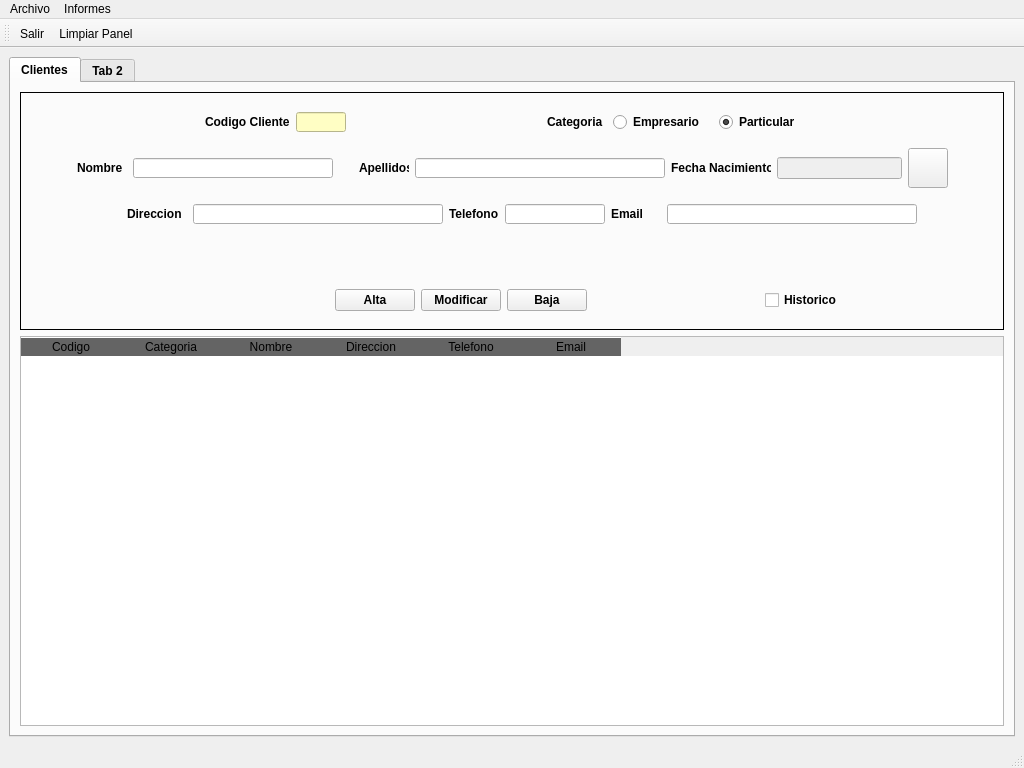
Qt form templates/mainWindow.ui (Sierrowsky/SierraPerezR) before a commit.
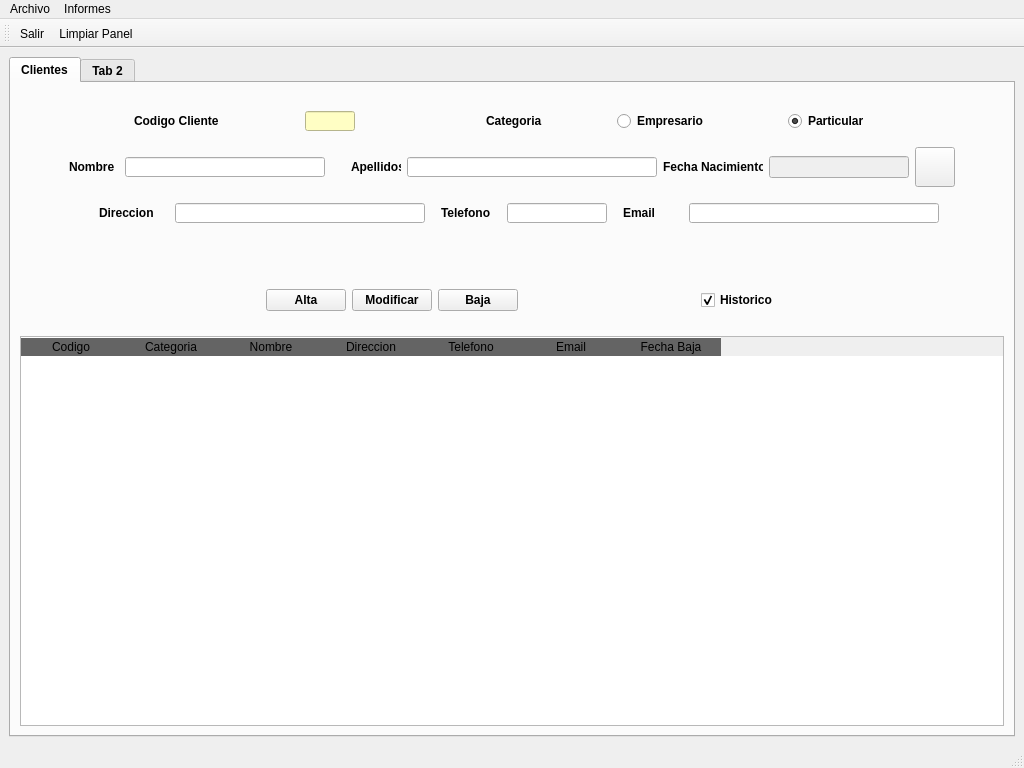
The same form after that commit. Icons and pictures are not drawn.

The edit to the form file:
```diff
--- a/templates/mainWindow.ui
+++ b/templates/mainWindow.ui
@@ -29,6 +29,7 @@
      <widget class="QTabWidget" name="tabWidget">
       <property name="font">
        <font>
+        <weight>75</weight>
         <bold>true</bold>
         <underline>false</underline>
        </font>
@@ -94,6 +95,11 @@
             <string>Email</string>
            </property>
           </column>
+          <column>
+           <property name="text">
+            <string>Fecha Baja</string>
+           </property>
+          </column>
          </widget>
         </item>
         <item row="0" column="0" colspan="2">
@@ -111,19 +117,13 @@
            </size>
           </property>
           <property name="frameShape">
-           <enum>QFrame::Shape::Box</enum>
-          </property>
-          <property name="frameShadow">
-           <enum>QFrame::Shadow::Plain</enum>
+           <enum>QFrame::NoFrame</enum>
           </property>
           <layout class="QGridLayout" name="gridLayout_2">
            <item row="1" column="0">
             <layout class="QHBoxLayout" name="horizontalLayout_4">
              <item>
               <spacer name="horizontalSpacer_12">
-               <property name="orientation">
-                <enum>Qt::Orientation::Horizontal</enum>
-               </property>
                <property name="sizeHint" stdset="0">
                 <size>
                  <width>40</width>
@@ -133,9 +133,22 @@
               </spacer>
              </item>
              <item>
-              <spacer name="horizontalSpacer_17">
+              <spacer name="verticalSpacer_5">
                <property name="orientation">
-                <enum>Qt::Orientation::Horizontal</enum>
+                <enum>Qt::Vertical</enum>
+               </property>
+               <property name="sizeHint" stdset="0">
+                <size>
+                 <width>20</width>
+                 <height>40</height>
+                </size>
+               </property>
+              </spacer>
+             </item>
+             <item>
+              <spacer name="horizontalSpacer_7">
+               <property name="orientation">
+                <enum>Qt::Horizontal</enum>
                </property>
                <property name="sizeHint" stdset="0">
                 <size>
@@ -167,25 +180,9 @@
               </widget>
              </item>
              <item>
-              <spacer name="verticalSpacer_5">
+              <spacer name="horizontalSpacer_10">
                <property name="orientation">
-                <enum>Qt::Orientation::Vertical</enum>
-               </property>
-               <property name="sizeType">
-                <enum>QSizePolicy::Policy::Fixed</enum>
-               </property>
-               <property name="sizeHint" stdset="0">
-                <size>
-                 <width>20</width>
-                 <height>40</height>
-                </size>
-               </property>
-              </spacer>
-             </item>
-             <item>
-              <spacer name="horizontalSpacer_14">
-               <property name="orientation">
-                <enum>Qt::Orientation::Horizontal</enum>
+                <enum>Qt::Horizontal</enum>
                </property>
                <property name="sizeHint" stdset="0">
                 <size>
@@ -200,12 +197,25 @@
                <property name="text">
                 <string>Historico</string>
                </property>
+               <property name="checked">
+                <bool>true</bool>
+               </property>
               </widget>
              </item>
              <item>
               <spacer name="horizontalSpacer_16">
+               <property name="sizeHint" stdset="0">
+                <size>
+                 <width>40</width>
+                 <height>20</height>
+                </size>
+               </property>
+              </spacer>
+             </item>
+             <item>
+              <spacer name="horizontalSpacer_8">
                <property name="orientation">
-                <enum>Qt::Orientation::Horizontal</enum>
+                <enum>Qt::Horizontal</enum>
                </property>
                <property name="sizeHint" stdset="0">
                 <size>
@@ -223,9 +233,6 @@
               <layout class="QHBoxLayout" name="horizontalLayout">
                <item>
                 <spacer name="horizontalSpacer">
-                 <property name="orientation">
-                  <enum>Qt::Orientation::Horizontal</enum>
-                 </property>
                  <property name="sizeHint" stdset="0">
                   <size>
                    <width>40</width>
@@ -271,9 +278,6 @@
                </item>
                <item>
                 <spacer name="horizontalSpacer_2">
-                 <property name="orientation">
-                  <enum>Qt::Orientation::Horizontal</enum>
-                 </property>
                  <property name="sizeHint" stdset="0">
                   <size>
                    <width>40</width>
@@ -284,9 +288,6 @@
                </item>
                <item>
                 <spacer name="verticalSpacer_4">
-                 <property name="orientation">
-                  <enum>Qt::Orientation::Vertical</enum>
-                 </property>
                  <property name="sizeHint" stdset="0">
                   <size>
                    <width>20</width>
@@ -363,9 +364,6 @@
                </item>
                <item>
                 <spacer name="horizontalSpacer_4">
-                 <property name="orientation">
-                  <enum>Qt::Orientation::Horizontal</enum>
-                 </property>
                  <property name="sizeHint" stdset="0">
                   <size>
                    <width>40</width>
@@ -380,9 +378,6 @@
               <layout class="QHBoxLayout" name="horizontalLayout_2">
                <item>
                 <spacer name="horizontalSpacer_3">
-                 <property name="orientation">
-                  <enum>Qt::Orientation::Horizontal</enum>
-                 </property>
                  <property name="sizeHint" stdset="0">
                   <size>
                    <width>40</width>
@@ -431,9 +426,6 @@
                </item>
                <item>
                 <spacer name="verticalSpacer_3">
-                 <property name="orientation">
-                  <enum>Qt::Orientation::Vertical</enum>
-                 </property>
                  <property name="sizeHint" stdset="0">
                   <size>
                    <width>20</width>
@@ -537,9 +529,6 @@
                </item>
                <item>
                 <spacer name="horizontalSpacer_6">
-                 <property name="orientation">
-                  <enum>Qt::Orientation::Horizontal</enum>
-                 </property>
                  <property name="sizeHint" stdset="0">
                   <size>
                    <width>40</width>
@@ -554,9 +543,6 @@
               <layout class="QHBoxLayout" name="horizontalLayout_3">
                <item>
                 <spacer name="horizontalSpacer_15">
-                 <property name="orientation">
-                  <enum>Qt::Orientation::Horizontal</enum>
-                 </property>
                  <property name="sizeHint" stdset="0">
                   <size>
                    <width>40</width>
@@ -567,9 +553,6 @@
                </item>
                <item>
                 <spacer name="verticalSpacer_2">
-                 <property name="orientation">
-                  <enum>Qt::Orientation::Vertical</enum>
-                 </property>
                  <property name="sizeHint" stdset="0">
                   <size>
                    <width>20</width>
@@ -685,9 +668,6 @@
                </item>
                <item>
                 <spacer name="horizontalSpacer_5">
-                 <property name="orientation">
-                  <enum>Qt::Orientation::Horizontal</enum>
-                 </property>
                  <property name="sizeHint" stdset="0">
                   <size>
                    <width>40</width>
@@ -702,9 +682,6 @@
               <layout class="QHBoxLayout" name="horizontalLayout_5">
                <item>
                 <spacer name="horizontalSpacer_9">
-                 <property name="orientation">
-                  <enum>Qt::Orientation::Horizontal</enum>
-                 </property>
                  <property name="sizeHint" stdset="0">
                   <size>
                    <width>40</width>
@@ -715,9 +692,6 @@
                </item>
                <item>
                 <spacer name="verticalSpacer">
-                 <property name="orientation">
-                  <enum>Qt::Orientation::Vertical</enum>
-                 </property>
                  <property name="sizeHint" stdset="0">
                   <size>
                    <width>20</width>
@@ -728,9 +702,6 @@
                </item>
                <item>
                 <spacer name="horizontalSpacer_13">
-                 <property name="orientation">
-                  <enum>Qt::Orientation::Horizontal</enum>
-                 </property>
                  <property name="sizeHint" stdset="0">
                   <size>
                    <width>40</width>
```
Left out of the diff: 9 changed lines with no effect on the pictures.
